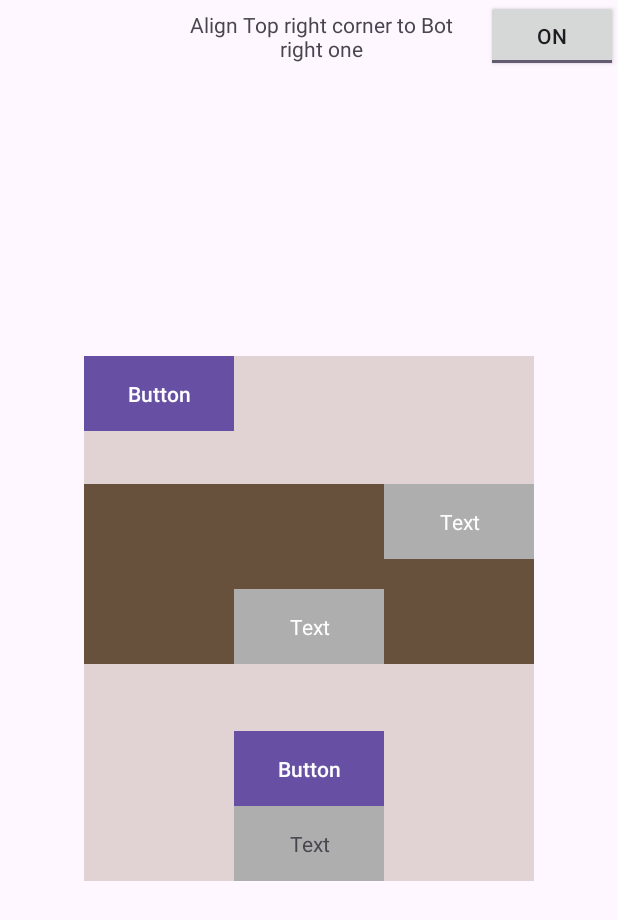
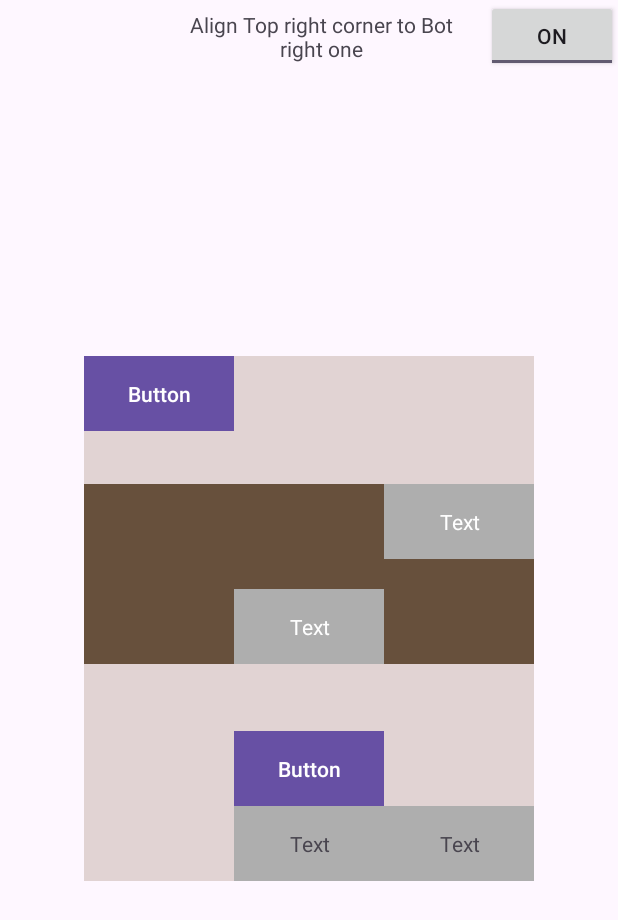
Before and after one commit to quietix/Mobile_Labs, an Android app: the screen it shows after launch (MainActivity), after a tap on "OFF", on a phone screen of 412 x 824 dp. Shown: the top 920 px of the screen. Run offline under Robolectric (Android 15) with nearby library versions, the light colour scheme and no system bars.

Commit message:
button movement done

```diff
--- a/app/src/main/java/com/example/lab2/MainActivity.java
+++ b/app/src/main/java/com/example/lab2/MainActivity.java
@@ -4,7 +4,6 @@ import androidx.appcompat.app.AppCompatActivity;
 
 import android.os.Bundle;
 import android.view.View;
-import android.widget.Button;
 import android.widget.TextView;
 import android.widget.ToggleButton;
 
@@ -13,39 +12,33 @@ import androidx.constraintlayout.widget.ConstraintSet;
 
 public class MainActivity extends AppCompatActivity {
 
-    private TextView textViewToRemove;
+    private TextView textViewToMove;
 
     @Override
     protected void onCreate(Bundle savedInstanceState) {
         super.onCreate(savedInstanceState);
         setContentView(R.layout.layout_1);
         ToggleButton toggleButton = findViewById(R.id.toggleButton);
-        textViewToRemove = findViewById(R.id.text_box_to_move);
+        textViewToMove = findViewById(R.id.text_box_to_move);
 
         toggleButton.setOnClickListener(new View.OnClickListener() {
             @Override
             public void onClick(View view) {
-                ConstraintLayout parentLayout = (ConstraintLayout) textViewToRemove.getParent();
-                parentLayout.removeView(textViewToRemove);
+                ConstraintLayout parentLayout = (ConstraintLayout) textViewToMove.getParent();
 
                 ConstraintSet constraintSet = new ConstraintSet();
                 constraintSet.clone(parentLayout);
 
-                TextView newTextView = CreateTextView();
-                parentLayout.addView(newTextView);
+                constraintSet.clear(R.id.text_box_to_move, ConstraintSet.TOP);
+                constraintSet.clear(R.id.text_box_to_move, ConstraintSet.LEFT);
+                constraintSet.clear(R.id.text_box_to_move, ConstraintSet.RIGHT);
+                constraintSet.clear(R.id.text_box_to_move, ConstraintSet.BOTTOM);
 
-                constraintSet.connect(newTextView.getId(), ConstraintSet.END, parentLayout.getId(), ConstraintSet.END);
-                constraintSet.connect(newTextView.getId(), ConstraintSet.BOTTOM, parentLayout.getId(), ConstraintSet.BOTTOM);
+                constraintSet.connect(R.id.text_box_to_move, ConstraintSet.BOTTOM, R.id.main_layout, ConstraintSet.BOTTOM);
+                constraintSet.connect(R.id.text_box_to_move, ConstraintSet.RIGHT, R.id.main_layout, ConstraintSet.RIGHT);
 
                 constraintSet.applyTo(parentLayout);
             }
         });
     }
-
-    private TextView CreateTextView(){
-        TextView newTextView = new TextView(this);
-        newTextView.setText("Text1");
-        newTextView.setId(View.generateViewId());
-        return newTextView;
-    }
 }
--- a/app/src/main/res/layout/layout_1.xml
+++ b/app/src/main/res/layout/layout_1.xml
@@ -51,6 +51,7 @@
         app:layout_constraintTop_toTopOf="parent" >
 
         <Button
+            android:id="@+id/button1"
             android:layout_width="100dp"
             android:layout_height="50dp"
             android:layout_alignParentStart="true"
@@ -64,21 +65,22 @@
             app:layout_constraintTop_toTopOf="@id/main_layout"
             app:strokeColor="#7E7C7C" />
 
-        <TextView
-            android:id="@+id/text_box_to_move"
+<!--        <TextView-->
+<!--            android:id="@+id/text_box_to_move"-->
+<!--            android:layout_width="100dp"-->
+<!--            android:layout_height="50dp"-->
+<!--            app:layout_constraintTop_toTopOf="@id/main_layout"-->
+<!--            app:layout_constraintRight_toRightOf="@id/main_layout"-->
+<!--            android:background="#AEAEAE"-->
+<!--            android:gravity="center"-->
+<!--            android:text="Text"-->
+<!--            tools:layout_editor_absoluteX="200dp" />-->
+
+        <Button
+            android:id="@+id/button2"
             android:layout_width="100dp"
             android:layout_height="50dp"
-            app:layout_constraintTop_toTopOf="@id/main_layout"
-            app:layout_constraintRight_toRightOf="@id/main_layout"
-            android:background="#AEAEAE"
-            android:gravity="center"
-            android:text="Text"
-            tools:layout_editor_absoluteX="200dp" />
-
-        <Button
-            android:layout_width="100dp"
-            android:layout_height="50dp"
-            app:layout_constraintBottom_toTopOf="@id/bottom_text"
+            app:layout_constraintBottom_toTopOf="@id/textView3"
             app:layout_constraintLeft_toLeftOf="@id/main_layout"
             app:layout_constraintRight_toRightOf="@id/main_layout"
             android:background="#7E7C7C"
@@ -96,6 +98,7 @@
             android:layout_marginBottom="60dp">
 
             <TextView
+                android:id="@+id/textView1"
                 android:layout_width="100dp"
                 android:layout_height="50dp"
                 app:layout_constraintTop_toTopOf="@id/middle_container"
@@ -106,6 +109,7 @@
                 android:textColor="@color/white" />
 
             <TextView
+                android:id="@+id/textView2"
                 android:layout_width="100dp"
                 android:layout_height="50dp"
                 app:layout_constraintBottom_toBottomOf="@id/middle_container"
@@ -119,7 +123,7 @@
         </androidx.constraintlayout.widget.ConstraintLayout>
 
         <TextView
-            android:id="@+id/bottom_text"
+            android:id="@+id/textView3"
             android:layout_width="100dp"
             android:layout_height="50dp"
             app:layout_constraintBottom_toBottomOf="@id/main_layout"
@@ -129,6 +133,17 @@
             android:gravity="center"
             android:text="Text"/>
 
+        <TextView
+            android:id="@+id/text_box_to_move"
+            android:layout_width="100dp"
+            android:layout_height="50dp"
+            app:layout_constraintTop_toTopOf="@id/main_layout"
+            app:layout_constraintRight_toRightOf="@id/main_layout"
+            android:background="#AEAEAE"
+            android:gravity="center"
+            android:text="Text"
+            tools:layout_editor_absoluteX="200dp" />
+
     </androidx.constraintlayout.widget.ConstraintLayout>
 
 </androidx.constraintlayout.widget.ConstraintLayout>
```
